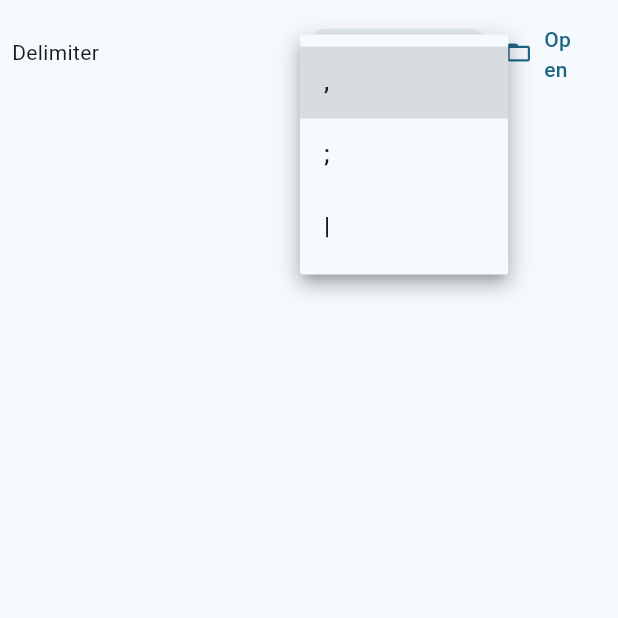
After one commit to igorfs10/fluru_tools, a Flutter app: the CsvVisualizerPage screen opened directly, after a tap on an icon or button, on a phone screen of 412 x 824 dp, the top half of it. The commit adds this screen. Run offline on Flutter 3.47's test engine with Material 3 defaults, Android fonts, the phone set to English and light mode, and no system bars; our stand-ins replace csv, file_picker, package_info_plus, web, yaml; network calls fail.

Commit message:
Add CSV Visualizer page with localization
Introduces a new CSV Visualizer page, allowing users to visualize and analyze CSV data with customizable delimiters. Updates localization files for English and Portuguese to include titles and descriptions for the new feature, and integrates the page into the navigation and start page.

```diff
--- a/lib/l10n/app_en.arb
+++ b/lib/l10n/app_en.arb
@@ -15,6 +15,9 @@
 
   "base64EncoderTitle": "Base64 En/Decoder",
   "@base64EncoderTitle": {},
+
+  "csvVisualizerTitle": "CSV Visualizer",
+  "@csvVisualizerTitle": {},
 
   "webVersionTitle": "Web Version",
   "@webVersionTitle": {},
@@ -36,6 +39,9 @@
 
   "base64EncoderDescription": "Encode and decode Base64 strings and files quickly.",
   "@base64EncoderDescription": {},
+
+  "csvVisualizerDescription": "Visualize and analyze CSV data with customizable delimiters.",
+  "@csvVisualizerDescription": {},
 
   "webVersionDescription": "Access the web version of Fluru Tools.",
   "@webVersionDescription": {},
@@ -115,5 +121,8 @@
     "placeholders": {
       "url": {}
     }
-  }
+  },
+
+  "delimiter": "Delimiter",
+  "@delimiter": {}
 }
--- a/lib/l10n/app_localizations.dart
+++ b/lib/l10n/app_localizations.dart
@@ -129,6 +129,12 @@ abstract class AppLocalizations {
   /// **'Base64 En/Decoder'**
   String get base64EncoderTitle;
 
+  /// No description provided for @csvVisualizerTitle.
+  ///
+  /// In en, this message translates to:
+  /// **'CSV Visualizer'**
+  String get csvVisualizerTitle;
+
   /// No description provided for @webVersionTitle.
   ///
   /// In en, this message translates to:
@@ -170,6 +176,12 @@ abstract class AppLocalizations {
   /// In en, this message translates to:
   /// **'Encode and decode Base64 strings and files quickly.'**
   String get base64EncoderDescription;
+
+  /// No description provided for @csvVisualizerDescription.
+  ///
+  /// In en, this message translates to:
+  /// **'Visualize and analyze CSV data with customizable delimiters.'**
+  String get csvVisualizerDescription;
 
   /// No description provided for @webVersionDescription.
   ///
@@ -290,6 +302,12 @@ abstract class AppLocalizations {
   /// In en, this message translates to:
   /// **'Invalid URL format. {url}'**
   String hdocExceptionInvalidUrl(Object url);
+
+  /// No description provided for @delimiter.
+  ///
+  /// In en, this message translates to:
+  /// **'Delimiter'**
+  String get delimiter;
 }
 
 class _AppLocalizationsDelegate
--- a/lib/l10n/app_pt.arb
+++ b/lib/l10n/app_pt.arb
@@ -1,5 +1,6 @@
 {
   "@@locale": "pt",
+
   "homeTitle": "Início",
   "@homeTitle": {},
 
@@ -14,6 +15,9 @@
 
   "base64EncoderTitle": "Base64 En/Decoder",
   "@base64EncoderTitle": {},
+
+  "csvVisualizerTitle": "Visualizador CSV",
+  "@csvVisualizerTitle": {},
 
   "webVersionTitle": "Versão Web",
   "@webVersionTitle": {},
@@ -35,6 +39,9 @@
 
   "base64EncoderDescription": "Codifique e decodifique strings e arquivos Base64 rapidamente.",
   "@base64EncoderDescription": {},
+
+  "csvVisualizerDescription": "Visualize e analise dados CSV com delimitadores personalizáveis.",
+  "@csvVisualizerDescription": {},
 
   "webVersionDescription": "Acesse a versão web do Fluru Tools.",
   "@webVersionDescription": {},
@@ -114,5 +121,8 @@
     "placeholders": {
       "url": {}
     }
-  }
+  },
+
+  "delimiter": "Delimitador",
+  "@delimiter": {}
 }
--- a/lib/l10n/app_pt_BR.arb
+++ b/lib/l10n/app_pt_BR.arb
@@ -1,5 +1,6 @@
 {
   "@@locale": "pt_BR",
+
   "homeTitle": "Início",
   "@homeTitle": {},
 
@@ -14,6 +15,9 @@
 
   "base64EncoderTitle": "Base64 En/Decoder",
   "@base64EncoderTitle": {},
+
+  "csvVisualizerTitle": "Visualizador CSV",
+  "@csvVisualizerTitle": {},
 
   "webVersionTitle": "Versão Web",
   "@webVersionTitle": {},
@@ -35,6 +39,9 @@
 
   "base64EncoderDescription": "Codifique e decodifique strings e arquivos Base64 rapidamente.",
   "@base64EncoderDescription": {},
+
+  "csvVisualizerDescription": "Visualize e analise dados CSV com delimitadores personalizáveis.",
+  "@csvVisualizerDescription": {},
 
   "webVersionDescription": "Acesse a versão web do Fluru Tools.",
   "@webVersionDescription": {},
@@ -114,5 +121,8 @@
     "placeholders": {
       "url": {}
     }
-  }
+  },
+
+  "delimiter": "Delimitador",
+  "@delimiter": {}
 }
--- /dev/null
+++ b/lib/pages/csv_visualizer_page.dart
@@ -0,0 +1,127 @@
+import 'package:file_picker/file_picker.dart';
+import 'package:fluru_tools/custom_alert_dialog.dart';
+import 'package:fluru_tools/l10n/app_localizations.dart';
+import 'package:fluru_tools/services/file_verify.dart';
+import 'package:flutter/material.dart';
+
+class CsvVisualizerPage extends StatefulWidget {
+  const CsvVisualizerPage({super.key});
+
+  @override
+  State<CsvVisualizerPage> createState() => _CsvVisualizerPageState();
+}
+
+class _CsvVisualizerPageState extends State<CsvVisualizerPage> {
+  var _outputIndex = 0;
+
+  void _fileVerify() async {
+    var txtResult = '';
+    FilePickerResult? result = await FilePicker.platform.pickFiles(
+      withData: false,
+      allowMultiple: false,
+      withReadStream: true,
+    );
+    if (result == null || result.files.isEmpty) {
+      return;
+    }
+    if (!mounted) return;
+    showLoadingDialog(context, AppLocalizations.of(context)!.processing);
+    try {
+      // Hash streaming sem acumular todos os bytes.
+      final stream = result.files.first.readStream!;
+      txtResult = await fileVerifyStream(stream, _outputIndex);
+    } catch (e) {
+      if (mounted) {
+        Navigator.of(context).pop(); // fecha loading
+        showErrorDialog(context, '$e');
+        return;
+      }
+    } finally {
+      if (mounted) Navigator.of(context).pop(); // fecha loading
+    }
+
+    setState(() {
+    });
+  }
+
+  @override
+  Widget build(BuildContext context) {
+    return Scaffold(
+      body: SafeArea(
+        child: Column(
+          children: [
+            SizedBox(
+              height: 70,
+              child: Padding(
+                padding: EdgeInsets.all(8.0),
+                child: Row(
+                  children: [
+                    Expanded(
+                      flex: 50,
+                      child: Text(
+                        AppLocalizations.of(context)!.delimiter,
+                        style: Theme.of(context).textTheme.bodyMedium,
+                      ),
+                    ),
+                    Expanded(
+                      flex: 30,
+                      child: Container(
+                        decoration: BoxDecoration(
+                          color: ColorScheme.of(
+                            context,
+                          ).onPrimaryContainer.withValues(alpha: .08),
+                          borderRadius: BorderRadius.circular(12),
+                        ),
+                        padding: EdgeInsets.symmetric(
+                          horizontal: 10,
+                          vertical: 4,
+                        ),
+                        child: DropdownButtonHideUnderline(
+                          child: DropdownButton(
+                            isExpanded: true,
+                            isDense: true,
+                            value: _outputIndex,
+                            items: [
+                              DropdownMenuItem(value: 0, child: Text(',')),
+                              DropdownMenuItem(value: 1, child: Text(';')),
+                              DropdownMenuItem(value: 2, child: Text('|')),
+                            ],
+                            onChanged: (v) {
+                              if (v != null) {
+                                setState(() => _outputIndex = v);
+                              }
+                            },
+                          ),
+                        ),
+                      ),
+                    ),
+                    Expanded(
+                      flex: 20,
+                      child: TextButton.icon(
+                        onPressed: _fileVerify,
+                        icon: Icon(Icons.folder_open),
+                        label: Text(AppLocalizations.of(context)!.openFile),
+                      ),
+                    ),
+                  ],
+                ),
+              ),
+            ),
+            Expanded(
+              child: Row(
+                children: [
+                  Expanded(
+                    child: Padding(
+                      padding: EdgeInsets.all(8.0),
+                      child: Table()
+                    ),
+                  ),
+                ],
+              ),
+            ),
+          ],
+        ),
+      ),
+    );
+  }
+}
```
Also changed, not shown: lib/l10n/app_localizations_en.dart (+10 -0 lines), lib/l10n/app_localizations_pt.dart (+20 -0 lines), lib/main.dart (+8 -0 lines), lib/pages/start_page.dart (+9 -0 lines).
